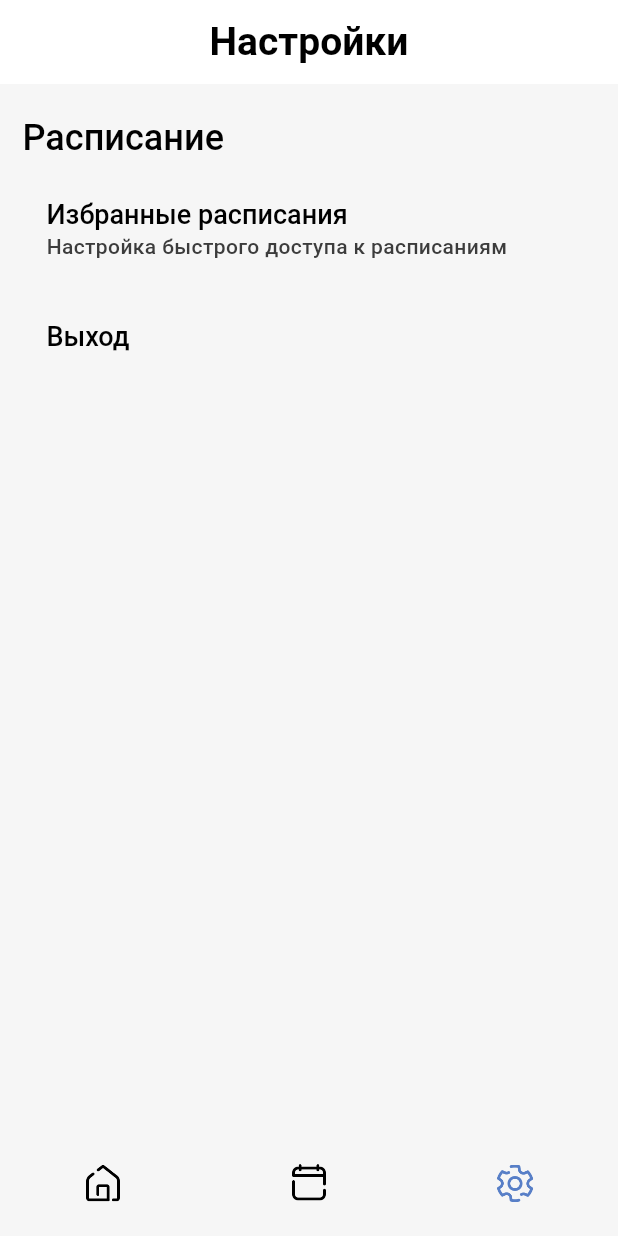
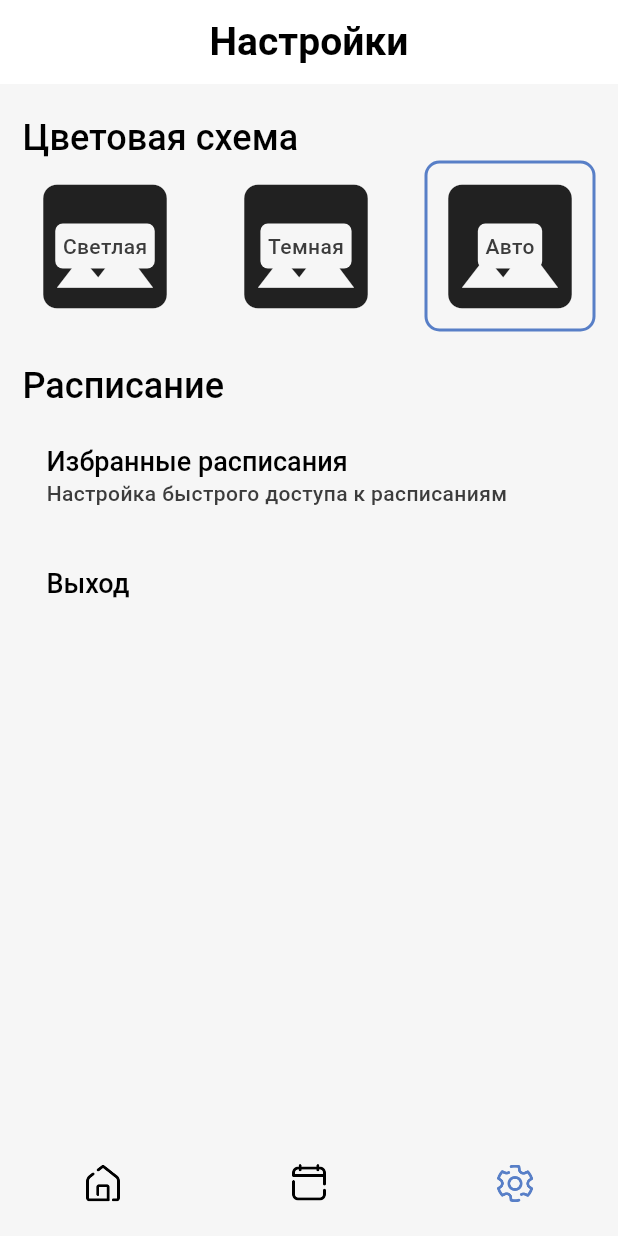
Before and after one commit to yngve3/ScheduleForICTISFlutter, a Flutter app: the PreferencesPage screen opened by its route, on a phone screen of 412 x 824 dp. Run offline on Flutter 3.47's test engine with Material 3 defaults, Android fonts, the phone set to English and light mode, and no system bars; our stand-ins replace awesome_notifications, easy_debounce, file_picker, firebase_auth, firebase_core, firebase_database and 7 more; missing offline and left inert: open_file_plus; accounts and stored records are empty; generated files the repository leaves out were written again.

Commit message:
started adding an item in the settings with changing themes

```diff
--- a/lib/main.dart
+++ b/lib/main.dart
@@ -1,6 +1,7 @@
 import 'package:flutter/material.dart';
 import 'package:schedule_for_ictis_flutter/data/database/object_box.dart';
 import 'package:schedule_for_ictis_flutter/presentation/app/app.dart';
+import 'package:schedule_for_ictis_flutter/utils/preferences_helper.dart';
 import 'package:schedule_for_ictis_flutter/utils/reminders_helper.dart';
 import 'package:firebase_core/firebase_core.dart';
 import 'firebase_options.dart';
@@ -14,5 +15,6 @@ Future<void> main() async {
   await Firebase.initializeApp(
     options: DefaultFirebaseOptions.currentPlatform,
   );
-  runApp(const App());
+  final themeMode = await PreferencesHelper.themeMode;
+  runApp(App(themeMode: themeMode));
 }
--- a/lib/presentation/app/app.dart
+++ b/lib/presentation/app/app.dart
@@ -1,14 +1,27 @@
 import 'package:flutter/material.dart';
+import 'package:flutter_bloc/flutter_bloc.dart';
 import 'package:flutter_localizations/flutter_localizations.dart';
+import 'package:schedule_for_ictis_flutter/utils/preferences_helper.dart';
 
 import '../route/router.dart';
 import '../theme/light_theme.dart';
+import 'cubit/app_cubit.dart';
+import 'cubit/app_state.dart';
 
 class App extends StatelessWidget {
-  const App({super.key});
+  const App({
+    super.key,
+    required this.themeMode
+  });
+
+  final ThemeMode themeMode;
 
   @override
   Widget build(BuildContext context) {
+    return BlocProvider(
+      create: (context) => AppCubit(themeMode),
+      child: BlocBuilder<AppCubit, AppState>(
+        builder: (context, state) {
           return MaterialApp.router(
             localizationsDelegates: GlobalMaterialLocalizations.delegates,
             supportedLocales: const [
@@ -18,6 +31,10 @@ class App extends StatelessWidget {
             theme: AppTheme.light,
             darkTheme: AppTheme.dark,
             routerConfig: AppRouter.router,
+            themeMode: state.mode,
+          );
+        },
+      ),
     );
   }
 }
--- /dev/null
+++ b/lib/presentation/app/cubit/app_cubit.dart
@@ -0,0 +1,15 @@
+import 'package:flutter/material.dart';
+import 'package:flutter_bloc/flutter_bloc.dart';
+import 'package:schedule_for_ictis_flutter/utils/preferences_helper.dart';
+
+import 'app_state.dart';
+
+class AppCubit extends Cubit<AppState> {
+  AppCubit(ThemeMode mode) : super(AppState(mode: mode));
+
+  void changeThemeMode(ThemeMode mode) {
+    if (mode == state.mode) return;
+    PreferencesHelper.setThemeMode(mode);
+    emit(state.copyWith(mode: mode));
+  }
+}
--- /dev/null
+++ b/lib/presentation/app/cubit/app_state.dart
@@ -0,0 +1,11 @@
+import 'package:flutter/material.dart';
+import 'package:freezed_annotation/freezed_annotation.dart';
+
+part 'app_state.freezed.dart';
+
+@freezed
+class AppState with _$AppState {
+  const factory AppState({
+    @Default(ThemeMode.system) ThemeMode mode
+  }) = _AppState;
+}
--- a/lib/presentation/pages/preferences/preferences_page.dart
+++ b/lib/presentation/pages/preferences/preferences_page.dart
@@ -1,9 +1,13 @@
 import 'package:flutter/material.dart';
+import 'package:flutter_bloc/flutter_bloc.dart';
 import 'package:go_router/go_router.dart';
 import 'package:schedule_for_ictis_flutter/data/repositories/auth_repository.dart';
 import 'package:schedule_for_ictis_flutter/presentation/extensions/context_ext.dart';
+import 'package:schedule_for_ictis_flutter/presentation/extensions/theme_mode.dart';
 import 'package:schedule_for_ictis_flutter/presentation/widgets/app_bar.dart';
+import 'package:schedule_for_ictis_flutter/utils/constants/callbacks.dart';
 
+import '../../app/cubit/app_cubit.dart';
 import '../../route/routes.dart';
 
 class PreferencesPage extends StatelessWidget {
@@ -33,6 +37,10 @@ class PreferencesList extends StatelessWidget {
     return Column(
       crossAxisAlignment: CrossAxisAlignment.start,
       children: [
+        const PreferenceTitle(title: "Цветовая схема"),
+        PreferenceThemeMode(
+          onThemeModeChange: (mode) => context.read<AppCubit>().changeThemeMode(mode),
+        ),
         const PreferenceTitle(title: "Расписание"),
         PreferenceItem(
           title: "Избранные расписания",
@@ -46,11 +54,113 @@ class PreferencesList extends StatelessWidget {
             await AuthRepository().logOut();
             context.go(Routes.login.path);
           }
-        )
+        ),
       ],
     );
   }
 }
+
+class PreferenceThemeMode extends StatefulWidget {
+  const PreferenceThemeMode({
+    super.key,
+    required this.onThemeModeChange
+  });
+
+  final ThemeModeCallback onThemeModeChange;
+
+  @override
+  State<PreferenceThemeMode> createState() => _PreferenceThemeModeState();
+}
+
+class _PreferenceThemeModeState extends State<PreferenceThemeMode> {
+  @override
+  Widget build(BuildContext context) {
+    final selectedMode = BlocProvider.of<AppCubit>(context).state.mode;
+    return Row(
+      mainAxisAlignment: MainAxisAlignment.spaceBetween,
+      children: [
+        PreferenceThemeModeTile(
+          themeMode: ThemeMode.light,
+          groupValue: selectedMode.index,
+          onChanged: (value) {
+            widget.onThemeModeChange(ThemeModeFromIndexExtention.fromIndex(value));
+            setState(() {});
+          }
+        ),
+        PreferenceThemeModeTile(
+          themeMode: ThemeMode.dark,
+          groupValue: selectedMode.index,
+          onChanged: (value) {
+            widget.onThemeModeChange(ThemeModeFromIndexExtention.fromIndex(value));
+            setState(() {});
+          },
+        ),
+        PreferenceThemeModeTile(
+          themeMode: ThemeMode.system,
+          groupValue: selectedMode.index,
+          onChanged: (value) {
+            widget.onThemeModeChange(ThemeModeFromIndexExtention.fromIndex(value));
+            setState(() {});
+          },
+        ),
+      ],
+    );
+  }
+}
+
+
+class PreferenceThemeModeTile extends StatelessWidget {
+  const PreferenceThemeModeTile({
+    super.key,
+    required this.themeMode,
+    required this.groupValue,
+    required this.onChanged
+  });
+
+  final ThemeMode themeMode;
+  final int groupValue;
+  final IntCallback onChanged;
+
+  @override
+  Widget build(BuildContext context) {
+    return Container(
+      decoration: groupValue == themeMode.index ? BoxDecoration(
+        borderRadius: BorderRadius.circular(10),
+        border: Border.all(color: context.colorScheme.primary, width: 2)
+      ) : null,
+      padding: EdgeInsets.zero,
+      margin: EdgeInsets.zero,
+      child: Stack(
+        alignment: AlignmentDirectional.center,
+        children: [
+          _getImage(themeMode),
+          Container(
+            padding: EdgeInsets.all(5),
+            child: Text(_getThemeModeName(themeMode)),
+            decoration: BoxDecoration(
+              borderRadius: BorderRadius.circular(5),
+              color: context.colorScheme.surface,
+            ),
+          )
+        ],
+      ),
+    );
+  }
+
+  String _getThemeModeName(ThemeMode themeMode) {
+    return switch(themeMode) {
+      ThemeMode.dark => "Темная",
+      ThemeMode.light => "Светлая",
+      ThemeMode.system => "Авто",
+    };
+  }
+
+  Widget _getImage(ThemeMode themeMode) {
+    return const Icon(Icons.image, size: 110);
+  }
+}
+
+
 
 class PreferenceTitle extends StatelessWidget {
   const PreferenceTitle({super.key, required this.title});
@@ -62,8 +172,8 @@ class PreferenceTitle extends StatelessWidget {
     return Padding(
       padding: const EdgeInsets.only(top: 20),
       child: Text(
-          title,
-          style: context.textTheme.headlineMedium
+        title,
+        style: context.textTheme.headlineMedium,
       ),
     );
   }
--- a/lib/presentation/widgets/screen.dart
+++ b/lib/presentation/widgets/screen.dart
@@ -20,8 +20,8 @@ class Screen extends StatelessWidget {
         systemNavigationBarColor: context.colorScheme.background,
       ),
       child: Padding(
-          padding: padding ?? const EdgeInsets.only(left: 15, right: 15, bottom: 15),
-          child: child
+        padding: padding ?? const EdgeInsets.only(left: 15, right: 15, bottom: 15),
+        child: child,
       ),
     );
   }
--- a/lib/utils/constants/callbacks.dart
+++ b/lib/utils/constants/callbacks.dart
@@ -1,3 +1,4 @@
+import 'package:flutter/material.dart';
 import 'package:schedule_for_ictis_flutter/domain/models/schedule_subject/schedule_subject.dart';
 
 import '../../presentation/pages/search_schedule_screen/cubit/search_schedule_state.dart';
@@ -5,3 +6,5 @@ import '../../presentation/pages/search_schedule_screen/cubit/search_schedule_st
 typedef StringCallback = Function(String value);
 typedef CategoryCallback = Function(SearchCategory category);
 typedef ScheduleSubjectCallback = Function(ScheduleSubject scheduleSubject);
+typedef IntCallback = Function(int? value);
+typedef ThemeModeCallback = Function(ThemeMode themeMode);
--- a/pubspec.yaml
+++ b/pubspec.yaml
@@ -58,6 +58,7 @@ dependencies:
   firebase_auth: ^4.17.8
   easy_debounce: ^2.0.3
   flutter_launcher_icons: ^0.13.1
+  shared_preferences: ^2.2.3
 
 dev_dependencies:
   flutter_test:
```
Also changed, not shown: lib/presentation/extensions/theme_mode.dart (added, +11 -0 lines), lib/utils/preferences_helper.dart (added, +18 -0 lines), lib/presentation/app/cubit/app_state.freezed.dart (added), pubspec.lock. Lines whose indentation alone changed are shown as unchanged.
